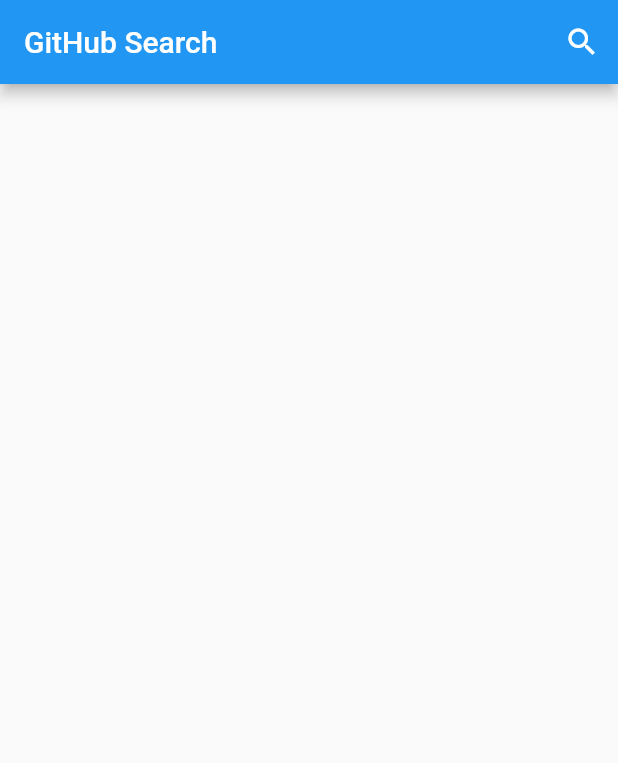
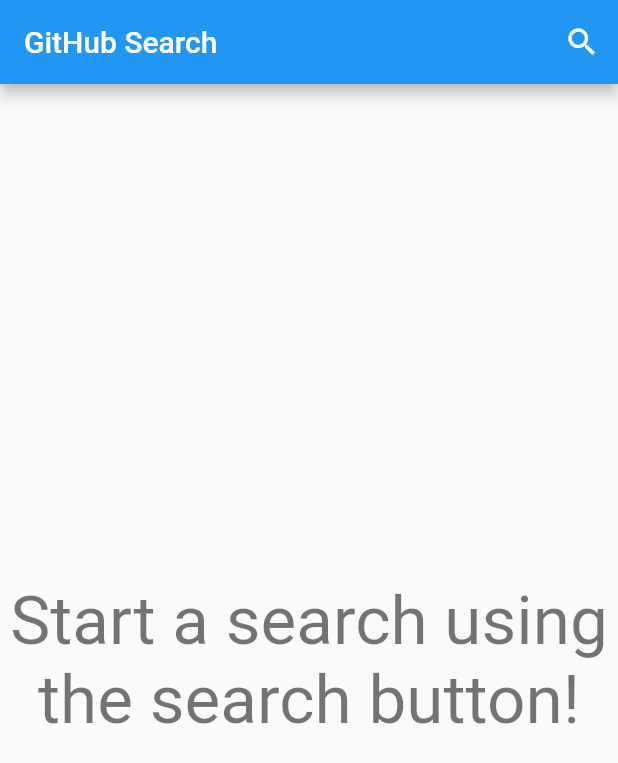
Before and after one commit to VHCBlade/search-example, a Flutter app: the screen it shows after launch, on a phone screen of 412 x 824 dp. Shown: the top 763 px of the screen. Run offline on Flutter 3.47's test engine with Material 2 defaults, Android fonts, the phone set to English and light mode, and no system bars; our stand-ins replace equatable.

Commit message:
Implemented Search Display with Mock Data

```diff
--- a/lib/model/frontend/alert_model.dart
+++ b/lib/model/frontend/alert_model.dart
@@ -14,7 +14,7 @@
   final ProviderEventChannel eventChannel;
   BuildContext? buildContext;
 
-  AlertModel({ProviderEventChannel? parentChannel, required this.buildContext})
+  AlertModel({ProviderEventChannel? parentChannel})
       : eventChannel = new ProviderEventChannel(parentChannel) {
     eventChannel.addEventListener(ERROR_ALERT_EVENT, (val) {
       final AlertData data = val;
--- a/lib/model/search_model.dart
+++ b/lib/model/search_model.dart
@@ -1,5 +1,7 @@
 import 'package:search_example/events/event_names.dart';
 import 'package:search_example/model/frontend/alert_model.dart';
+import 'package:search_example/repository/search/search_data.dart';
+import 'package:search_example/repository/search/search_repo.dart';
 import 'package:search_example/state/event_channel.dart';
 import 'package:search_example/state/model.dart';
 
@@ -8,10 +10,14 @@
 
 class SearchModel with Model {
   final ProviderEventChannel eventChannel;
+  final SearchRepository searchRepository;
 
   /// Shows a list of the last [SUCCESSFUL_SEARCH_LIMIT] number of
   /// successful search terms.
   final List<String> successfulSearchTerms = [];
+
+  List<SearchData> get searchResults => _searchResults ?? const [];
+  List<SearchData>? _searchResults;
 
   /// Shows the last Successful Search that returned results. This is also
   /// the search term used to get the results of
@@ -28,9 +34,10 @@
   bool get isLoading => _isLoading;
   bool _isLoading = false;
 
-  bool get hasSearched => _lastSuccessfulSearchTerm == null;
+  bool get hasSearched => _lastSuccessfulSearchTerm != null;
 
-  SearchModel({ProviderEventChannel? parentChannel})
+  SearchModel(
+      {required this.searchRepository, ProviderEventChannel? parentChannel})
       : eventChannel = new ProviderEventChannel(parentChannel) {
     // Update the current search term to the term in the event.
     eventChannel.addEventListener(SEARCH_TERM_EVENT, (val) {
@@ -85,10 +92,10 @@
 
     _isLoading = true;
     updateLastSuccessfulSearchTerm(currentSearchTerm);
+    _searchResults = null;
     updateModel();
 
-    // TODO
-    await (Future.delayed(Duration(seconds: 10)));
+    _searchResults = await searchRepository.search(currentSearchTerm);
 
     _isLoading = false;
     updateModel();
--- /dev/null
+++ b/lib/repository/search/concrete/test_search_repo.dart
@@ -0,0 +1,28 @@
+import 'package:search_example/repository/search/search_data.dart';
+import 'package:search_example/repository/search/search_repo.dart';
+
+class TestSearchRepository implements SearchRepository {
+  int waitTime = 5;
+  List<SearchData> searchData = [
+    SearchData(
+        title: 'search_example',
+        url: 'https://github.com/VHCBlade/search-example',
+        subtitle: 'by VHCBlade'),
+    SearchData(
+        title: 'VHCSite',
+        url: 'https://github.com/VHCBlade/VHCSite',
+        subtitle: 'by VHCBlade'),
+    SearchData(
+        title: 'flutter_clock',
+        url: 'https://github.com/VHCBlade/flutter_clock',
+        subtitle: 'by VHCBlade'),
+    SearchData(
+        title: 'Fake Result', url: 'https://vhcblade.com', subtitle: 'by Fake'),
+  ];
+
+  @override
+  Future<List<SearchData>> search(String searchString) async {
+    await Future.delayed(Duration(seconds: waitTime));
+    return searchData;
+  }
+}
--- /dev/null
+++ b/lib/repository/url_launcher/concrete/default_url_launcher.dart
@@ -0,0 +1,18 @@
+import 'package:search_example/repository/url_launcher/url_launcher_repo.dart';
+import 'package:search_example/repository/url_launcher/url_launcher_result.dart';
+import 'package:url_launcher/url_launcher.dart';
+
+class DefaultUrlLauncherRepository implements UrlLauncherRepository {
+  @override
+  UrlLauncherResult launchUrl(String url) {
+    final uri = Uri.parse(url);
+
+    // only allow specific domains.
+    if (uri.host != 'github.com') {
+      return UrlLauncherResult.domain_not_allowed;
+    }
+
+    launch(url);
+    return UrlLauncherResult.success;
+  }
+}
--- a/lib/screens/github_search/github_search.dart
+++ b/lib/screens/github_search/github_search.dart
@@ -1,7 +1,9 @@
 import 'package:flutter/material.dart';
 import 'package:provider/provider.dart';
 import 'package:search_example/model/search_model.dart';
+import 'package:search_example/repository/search/search_repo.dart';
 import 'package:search_example/screens/github_search/search_bar.dart';
+import 'package:search_example/screens/github_search/search_results.dart';
 import 'package:search_example/state/model_provider.dart';
 
 const TITLE_TEXT = "GitHub Search";
@@ -10,7 +12,9 @@
   @override
   Widget build(BuildContext context) {
     return ModelProvider(
-        create: (_, parent) => SearchModel(parentChannel: parent),
+        create: (_, parent) => SearchModel(
+            parentChannel: parent,
+            searchRepository: context.read<SearchRepository>()),
         child: _InnerGitHubScreen());
   }
 }
@@ -24,6 +28,8 @@
   @override
   Widget build(BuildContext context) {
     final searchModel = context.watch<ModelNotifier<SearchModel>>().model;
+
+    // Show the search term in the title.
     final title = searchModel.lastSuccessfulSearchTerm == null
         ? TITLE_TEXT
         : "$TITLE_TEXT - ${searchModel.lastSuccessfulSearchTerm}";
@@ -43,9 +49,9 @@
       ]),
       body: searchModel.isLoading
           ? Center(child: CircularProgressIndicator())
-          :
-          // TODO
-          Container(),
+          : SearchResults(
+              searchData: searchModel.searchResults,
+              hasSearched: searchModel.hasSearched),
     );
   }
 }
--- /dev/null
+++ b/lib/screens/github_search/search_results.dart
@@ -0,0 +1,64 @@
+import 'package:flutter/material.dart';
+import 'package:search_example/events/event_names.dart';
+import 'package:search_example/repository/search/search_data.dart';
+import 'package:provider/provider.dart';
+import 'package:search_example/state/event_channel.dart';
+
+class SearchResults extends StatelessWidget {
+  final List<SearchData>? searchData;
+  final bool hasSearched;
+
+  const SearchResults({Key? key, this.searchData, this.hasSearched = true})
+      : super(key: key);
+
+  @override
+  Widget build(BuildContext context) {
+    if (searchData == null) {
+      return Container();
+    }
+    final theme = Theme.of(context);
+
+    if (!hasSearched) {
+      return Center(
+          child: Text(
+        "Start a search using the search button!",
+        textAlign: TextAlign.center,
+        style: theme.textTheme.headline3,
+      ));
+    }
+
+    if (searchData!.isEmpty) {
+      return Center(
+          child: Text(
+        "No Search Results Found!",
+        textAlign: TextAlign.center,
+        style: theme.textTheme.headline3,
+      ));
+    }
+
+    return Scrollbar(
+        isAlwaysShown: true,
+        child: ListView.builder(
+          itemBuilder: (_, i) => IndividualSearchResult(datum: searchData![i]),
+          itemCount: searchData!.length,
+        ));
+  }
+}
+
+class IndividualSearchResult extends StatelessWidget {
+  final SearchData datum;
+
+  const IndividualSearchResult({Key? key, required this.datum})
+      : super(key: key);
+
+  @override
+  Widget build(BuildContext context) {
+    return ListTile(
+      title: Text(datum.title),
+      subtitle: Text(datum.subtitle ?? ""),
+      onTap: () => context
+          .read<ProviderEventChannel>()
+          .fireEvent(LAUNCH_URL_EVENT, datum.url),
+    );
+  }
+}
--- a/lib/screens/main.dart
+++ b/lib/screens/main.dart
@@ -1,6 +1,11 @@
 import 'package:flutter/material.dart';
 import 'package:search_example/events/event_names.dart';
 import 'package:search_example/model/frontend/alert_model.dart';
+import 'package:search_example/model/url_launcher_model.dart';
+import 'package:search_example/repository/search/concrete/test_search_repo.dart';
+import 'package:search_example/repository/search/search_repo.dart';
+import 'package:search_example/repository/url_launcher/concrete/default_url_launcher.dart';
+import 'package:search_example/repository/url_launcher/url_launcher_repo.dart';
 import 'package:search_example/screens/github_search/github_search.dart';
 import 'package:search_example/state/event_channel.dart';
 import 'package:search_example/state/model_provider.dart';
@@ -9,8 +14,18 @@
 class MainScreen extends StatelessWidget {
   @override
   Widget build(BuildContext context) {
-    return ModelProvider(
-        create: (context, parent) => AlertModel(buildContext: context),
+    return MultiProvider(
+        providers: [
+          Provider<SearchRepository>(create: (_) => TestSearchRepository()),
+          Provider<UrlLauncherRepository>(
+              create: (_) => DefaultUrlLauncherRepository()),
+        ],
+        child: ModelProvider(
+            create: (context, parent) => AlertModel(parentChannel: parent),
+            child: ModelProvider(
+                create: (context, parent) => UrlLauncherModel(
+                    repository: context.read<UrlLauncherRepository>(),
+                    parentChannel: parent),
                 child: MaterialApp(
                   title: 'Flutter Github Search Example',
                   debugShowCheckedModeBanner: false,
@@ -18,7 +33,7 @@
                     primarySwatch: Colors.blue,
                   ),
                   home: _InnerMainScreen(),
-        ));
+                ))));
   }
 }
 
--- a/pubspec.yaml
+++ b/pubspec.yaml
@@ -15,6 +15,7 @@
   cupertino_icons: ^1.0.2
   provider: ^5.0.0
   equatable: ^2.0.0
+  url_launcher: ^6.0.0
 
 dev_dependencies:
   flutter_test:
```
Also changed, not shown: lib/model/url_launcher_model.dart (+31 -2 lines), lib/screens/github_search/search_bar.dart (+8 -1 lines), pubspec.lock. Lines whose indentation alone changed are shown as unchanged.
